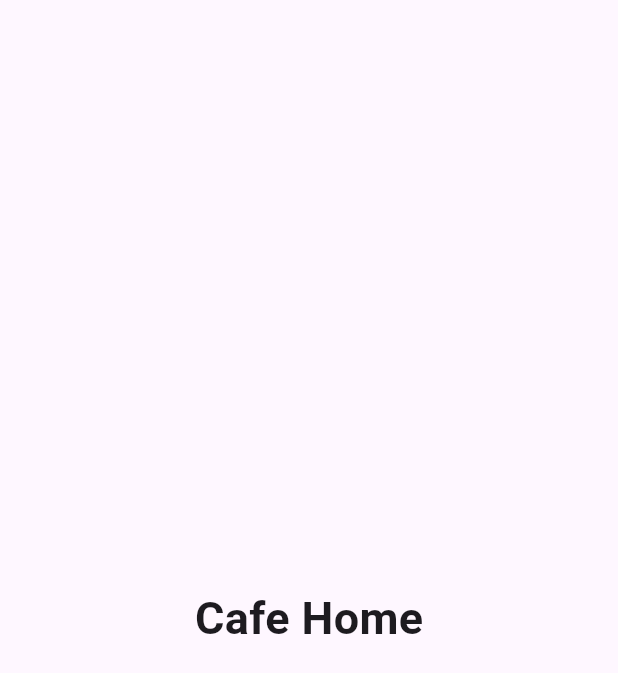
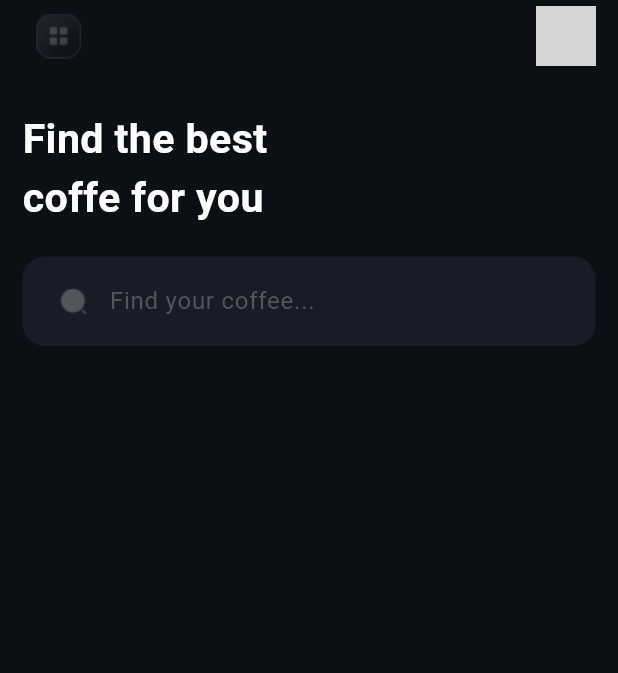
Before and after one commit to Mahmoudelnagar5/Coffee_Shop, a Flutter app: the CafeHomeView screen opened by its route, on a phone screen of 412 x 824 dp. Shown: the top 673 px of the screen. Run offline on Flutter 3.47's test engine with Material 3 defaults, Android fonts, the phone set to English and light mode, and no system bars; our stand-ins replace animate_do, bloc, dartz, dio, firebase_auth, firebase_core and 5 more; accounts and stored records are empty; network calls fail; grey boxes are pictures that could not be loaded.

Commit message:
finish app bar and search widget

```diff
--- a/lib/core/utils/app_theme.dart
+++ b/lib/core/utils/app_theme.dart
@@ -39,7 +39,7 @@ class Apptheme {
   // Style
   static TextStyle titleLarge = GoogleFonts.roboto(
     color: Colors.white,
-    fontSize: 30.sp,
+    fontSize: 24.sp,
     fontWeight: FontWeight.bold,
   );
   static TextStyle subTileLarge = GoogleFonts.roboto(
--- a/lib/features/cafe_home/presentation/views/cafe_home_view.dart
+++ b/lib/features/cafe_home/presentation/views/cafe_home_view.dart
@@ -1,4 +1,8 @@
 import 'package:flutter/material.dart';
+
+import '../../../../core/utils/app_theme.dart';
+import '../widgets/custom_app_bar.dart';
+import '../widgets/search_widget.dart';
 
 class CafeHomeView extends StatelessWidget {
   const CafeHomeView({super.key});
@@ -6,13 +10,27 @@ class CafeHomeView extends StatelessWidget {
 
   @override
   Widget build(BuildContext context) {
-    return const Scaffold(
-      body: Center(
-        child: Text(
-          'Cafe Home',
-          style: TextStyle(
-            fontSize: 30,
-            fontWeight: FontWeight.bold,
+    return SafeArea(
+      child: Scaffold(
+        backgroundColor: Apptheme.backgroundColor,
+        body: Padding(
+          padding: const EdgeInsets.symmetric(horizontal: 15),
+          child: Column(
+            crossAxisAlignment: CrossAxisAlignment.start,
+            children: [
+              const CustomAppBar(),
+              const SizedBox(height: 25),
+              Text(
+                'Find the best',
+                style: Apptheme.titleLarge,
+              ),
+              Text(
+                'coffe for you',
+                style: Apptheme.titleLarge,
+              ),
+              const SizedBox(height: 20),
+              const SearchWidget(),
+            ],
           ),
         ),
       ),
--- /dev/null
+++ b/lib/features/cafe_home/presentation/widgets/custom_app_bar.dart
@@ -0,0 +1,33 @@
+import 'package:flutter/material.dart';
+
+import 'custom_icon_button.dart';
+
+class CustomAppBar extends StatelessWidget {
+  const CustomAppBar({
+    super.key,
+  });
+
+  @override
+  Widget build(BuildContext context) {
+    return Row(
+      children: [
+        CustomIconButton(
+          onTap: () {},
+          icon: Image.asset(
+            'assets/images/menu_icon.png',
+          ),
+        ),
+        const Spacer(),
+        ClipRRect(
+          borderRadius: BorderRadius.circular(25),
+          child: Image.network(
+            'https://i.imgur.com/uTjWuc8.jpg',
+            fit: BoxFit.fill,
+            height: 40,
+            width: 40,
+          ),
+        )
+      ],
+    );
+  }
+}
--- /dev/null
+++ b/lib/features/cafe_home/presentation/widgets/custom_icon_button.dart
@@ -0,0 +1,20 @@
+import 'package:flutter/material.dart';
+
+class CustomIconButton extends StatelessWidget {
+  final void Function()? onTap;
+  final Widget icon;
+
+  const CustomIconButton({
+    super.key,
+    this.onTap,
+    required this.icon,
+  });
+
+  @override
+  Widget build(BuildContext context) {
+    return IconButton(
+      onPressed: onTap,
+      icon: icon,
+    );
+  }
+}
--- /dev/null
+++ b/lib/features/cafe_home/presentation/widgets/search_widget.dart
@@ -0,0 +1,52 @@
+import 'package:flutter/material.dart';
+import 'package:flutter_screenutil/flutter_screenutil.dart';
+
+import '../../../../core/utils/app_theme.dart';
+
+class SearchWidget extends StatelessWidget {
+  const SearchWidget({
+    super.key,
+  });
+
+  @override
+  Widget build(BuildContext context) {
+    return Container(
+      padding: const EdgeInsets.only(left: 10, right: 20),
+      height: 50.h,
+      decoration: const BoxDecoration(
+        color: Color.fromARGB(255, 24, 28, 38),
+        borderRadius: BorderRadiusDirectional.all(Radius.circular(15)),
+      ),
+      child: Row(
+        children: [
+          IconButton(
+            onPressed: null,
+            icon: Image.asset(
+              'assets/images/search_icon.png',
+            ),
+          ),
+          // IconButton(
+          //   onPressed: () {},
+          //   icon: const Icon(
+          //     CupertinoIcons.search,
+          //     color: Apptheme.iconColor,
+          //   ),
+          // ),
+          Expanded(
+            child: TextField(
+              cursorColor: Apptheme.searchCursorColor,
+              style: Apptheme.searchTextStyle.copyWith(
+                color: Colors.white,
+              ),
+              decoration: InputDecoration(
+                border: InputBorder.none,
+                hintText: 'Find your coffee...',
+                hintStyle: Apptheme.searchTextStyle,
+              ),
+            ),
+          ),
+        ],
+      ),
+    );
+  }
+}
--- a/lib/features/on_boarding/presentation/widgets/dots_indicator.dart
+++ b/lib/features/on_boarding/presentation/widgets/dots_indicator.dart
@@ -18,7 +18,7 @@ class DotsIndicator extends StatelessWidget {
   @override
   Widget build(BuildContext context) {
     return Container(
-      alignment: const Alignment(0, 0.65),
+      alignment: Alignment(0, 0.65.h),
       child: SmoothPageIndicator(
         controller: controller,
         count: introductionItems.length,
```
Also changed, not shown: assets/images/menu_icon.png (added), assets/images/search_icon.png (added).
